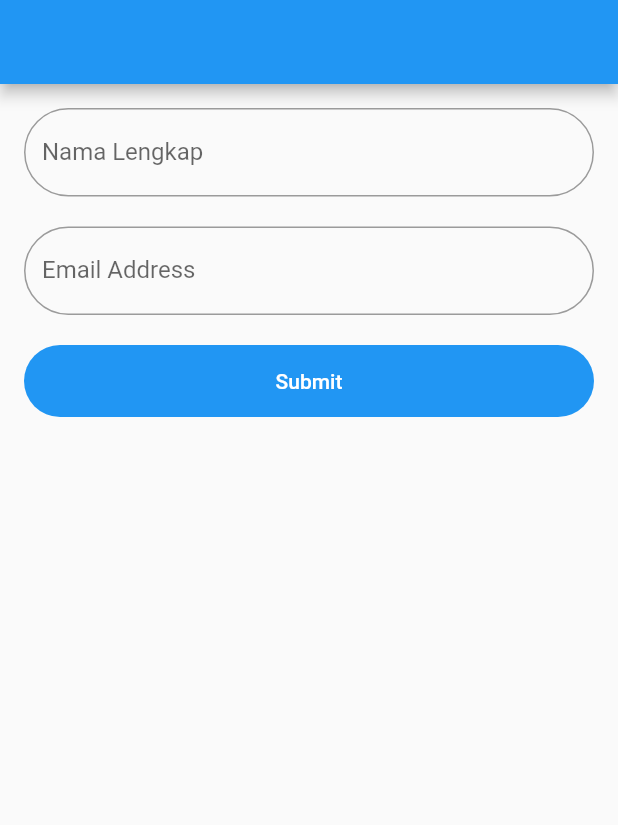
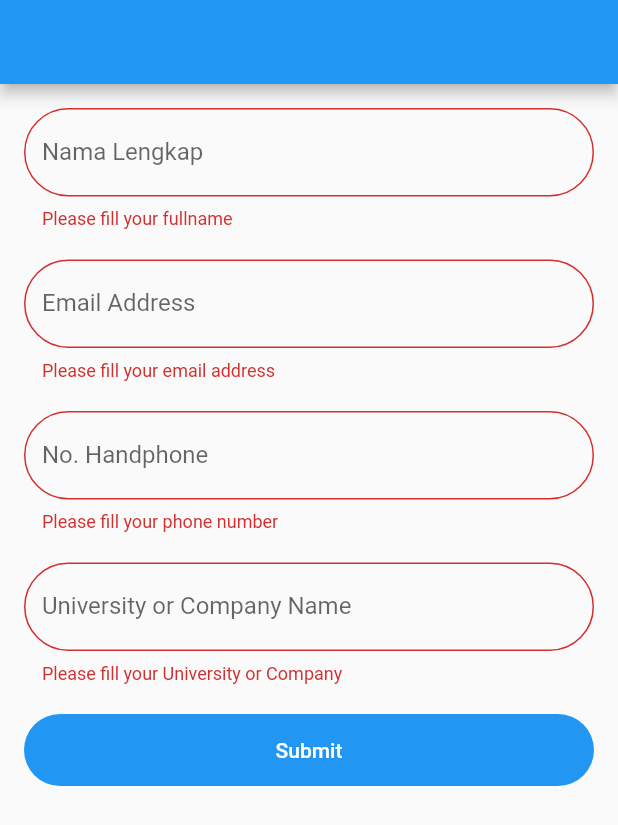
Before and after one commit to edicybereye/FormValidatorAndCustomView, a Flutter app: the screen it shows after launch, after a tap on "Submit", on a phone screen of 412 x 824 dp. Shown: the top 825 px of the screen. Run offline on Flutter 3.47's test engine with Material 2 defaults, Android fonts, the phone set to English and light mode, and no system bars.

```diff
--- a/lib/main.dart
+++ b/lib/main.dart
@@ -14,11 +14,23 @@ class Home extends StatefulWidget {
 
 class _HomeState extends State<Home> {
   String nama, email, phone, company;
+  final _key = new GlobalKey<FormState>();
+
+  _check() {
+    final form = _key.currentState;
+    if (form.validate()) {
+      form.save();
+      print('$nama, $email, $phone, $company');
+    }
+  }
+
   @override
   Widget build(BuildContext context) {
     return Scaffold(
       appBar: AppBar(),
-      body: Container(
+      body: Form(
+        key: _key,
+        child: Container(
           padding: EdgeInsets.all(16.0),
           child: ListView(
             children: <Widget>[
@@ -38,12 +50,30 @@ class _HomeState extends State<Home> {
               SizedBox(
                 height: 20.0,
               ),
+              EditText(
+                errorLabel: 'Please fill your phone number',
+                label: 'No. Handphone',
+                onSaved: (a) => phone = a,
+              ),
+              SizedBox(
+                height: 20.0,
+              ),
+              EditText(
+                errorLabel: 'Please fill your University or Company',
+                label: 'University or Company Name',
+                onSaved: (a) => company = a,
+              ),
+              SizedBox(
+                height: 20.0,
+              ),
               CustomButton(
                 label: 'Submit',
-              onPressed: () {},
+                onPressed: () {
+                  _check();
+                },
               ),
-
             ],
+          ),
         ),
       ),
     );
```
Lines whose indentation alone changed are shown as unchanged.
